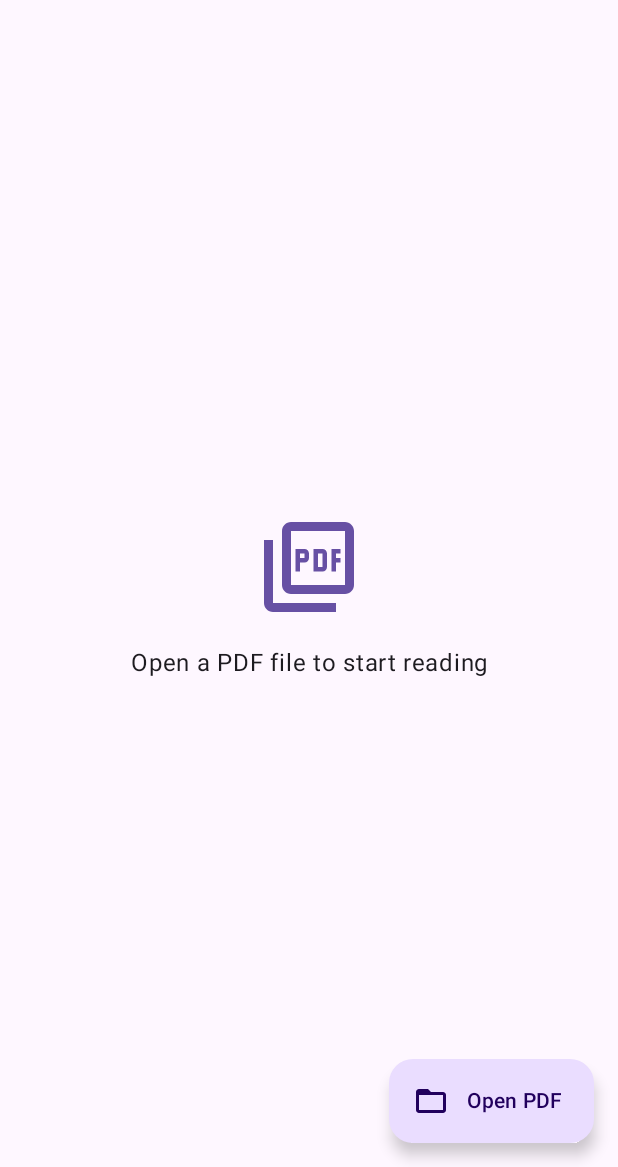
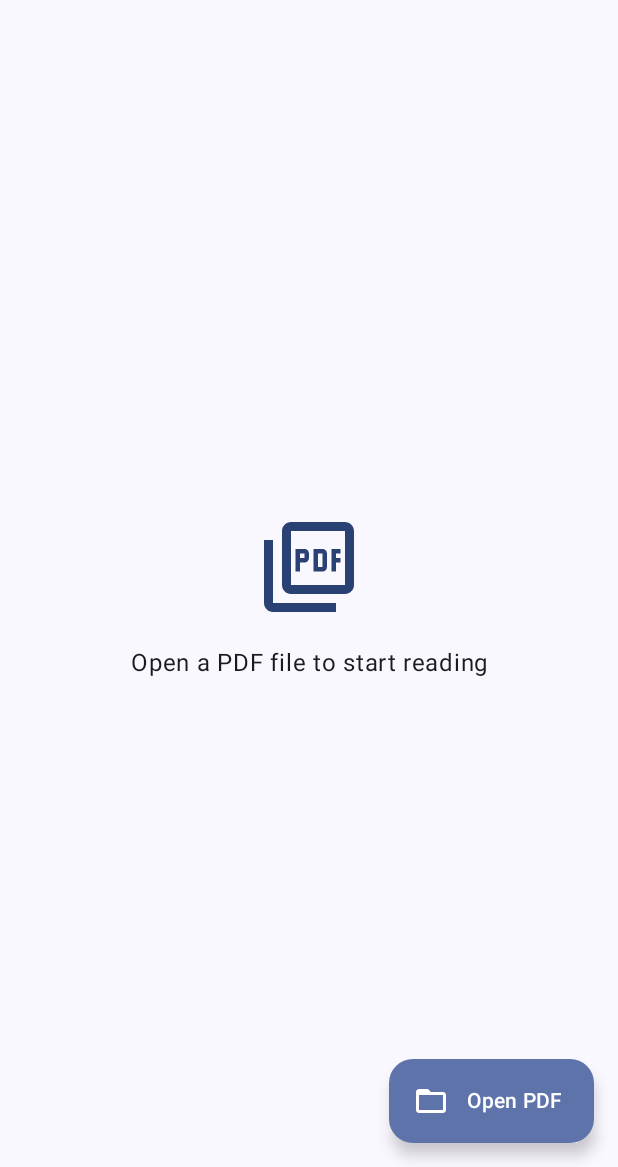
Before and after one commit to KalGeo/quiet-pdf, an Android app built with Jetpack Compose: the screen it shows after launch (MainActivity), on a phone screen of 412 x 824 dp, the part 69-1236 px from its top. Run offline under Robolectric (Android 15) with nearby library versions, the phone set to English and light mode, and no system bars.

Commit message:
Go back to the 1.0.1 colours
The app follows the wallpaper again (dynamic colour, Android 12+) and
the page counter is the translucent dark pill it was. The selection
handles and highlight use the theme's primary colour, so they match.

Co-Authored-By: Claude Opus 5.5 <noreply@anthropic.com>

```diff
--- a/app/src/main/java/io/github/kalgeo/quietpdf/MainActivity.kt
+++ b/app/src/main/java/io/github/kalgeo/quietpdf/MainActivity.kt
@@ -3,6 +3,7 @@
 package io.github.kalgeo.quietpdf
 
 import android.content.Intent
+import android.os.Build
 import android.os.Bundle
 import androidx.activity.ComponentActivity
 import androidx.activity.compose.rememberLauncherForActivityResult
@@ -13,9 +14,12 @@ import androidx.activity.viewModels
 import androidx.compose.foundation.isSystemInDarkTheme
 import androidx.compose.material3.MaterialTheme
 import androidx.compose.material3.darkColorScheme
+import androidx.compose.material3.dynamicDarkColorScheme
+import androidx.compose.material3.dynamicLightColorScheme
 import androidx.compose.material3.lightColorScheme
 import androidx.compose.runtime.Composable
 import androidx.compose.runtime.key
+import androidx.compose.ui.platform.LocalContext
 
 class MainActivity : ComponentActivity() {
     private val vm: ReaderViewModel by viewModels()
@@ -70,8 +74,13 @@ private fun App(vm: ReaderViewModel, onExit: () -> Unit) {
 
 @Composable
 private fun AppTheme(content: @Composable () -> Unit) {
-    // Always the app's own purple (#6750A4, Material's baseline), not colours taken from the
-    // wallpaper, so the app looks the same on every phone.
-    val colors = if (isSystemInDarkTheme()) darkColorScheme() else lightColorScheme()
+    val dark = isSystemInDarkTheme()
+    val context = LocalContext.current
+    val colors = when {
+        Build.VERSION.SDK_INT >= Build.VERSION_CODES.S ->
+            if (dark) dynamicDarkColorScheme(context) else dynamicLightColorScheme(context)
+        dark -> darkColorScheme()
+        else -> lightColorScheme()
+    }
     MaterialTheme(colorScheme = colors, content = content)
 }
--- a/app/src/main/java/io/github/kalgeo/quietpdf/ReaderScreen.kt
+++ b/app/src/main/java/io/github/kalgeo/quietpdf/ReaderScreen.kt
@@ -281,8 +281,8 @@ fun ReaderScreen(
             Surface(
                 onClick = { showGoTo = true },
                 shape = CircleShape,
-                color = Color(0xFF6750A4),
-                contentColor = Color.White,
+                color = MaterialTheme.colorScheme.inverseSurface.copy(alpha = 0.85f),
+                contentColor = MaterialTheme.colorScheme.inverseOnSurface,
             ) {
                 Text(
                     stringResource(R.string.page_indicator, currentPage + 1, doc.pageCount),
```
Also changed, not shown: app/src/main/java/io/github/kalgeo/quietpdf/Selection.kt (+4 -4 lines), 2 other files.
